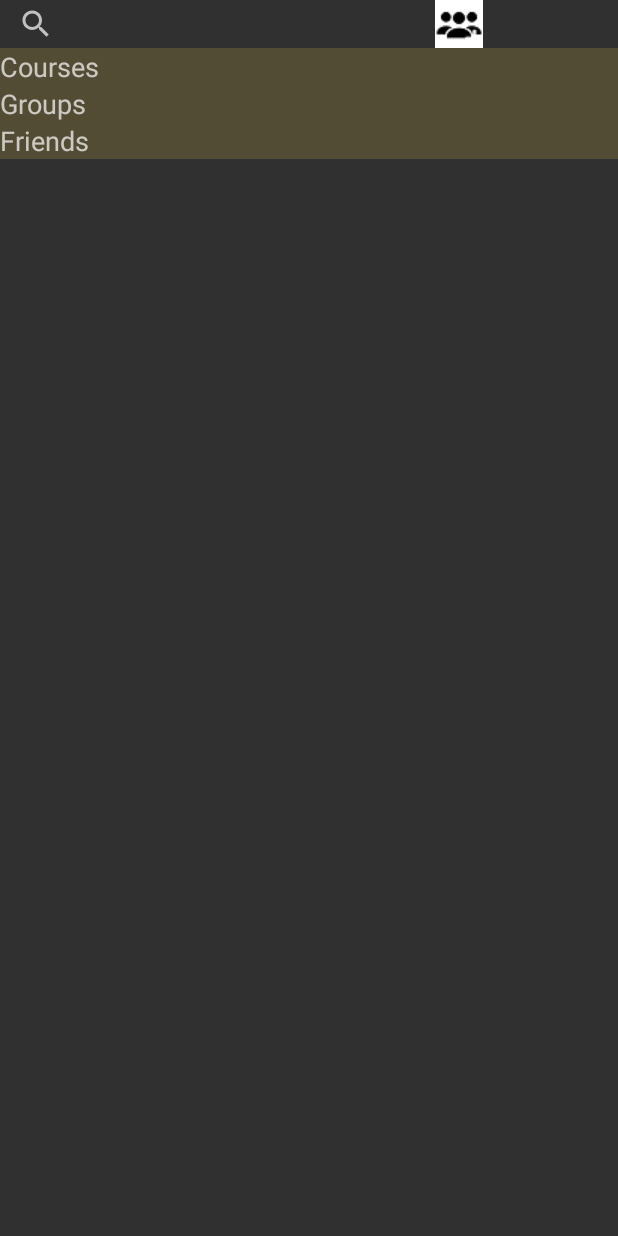
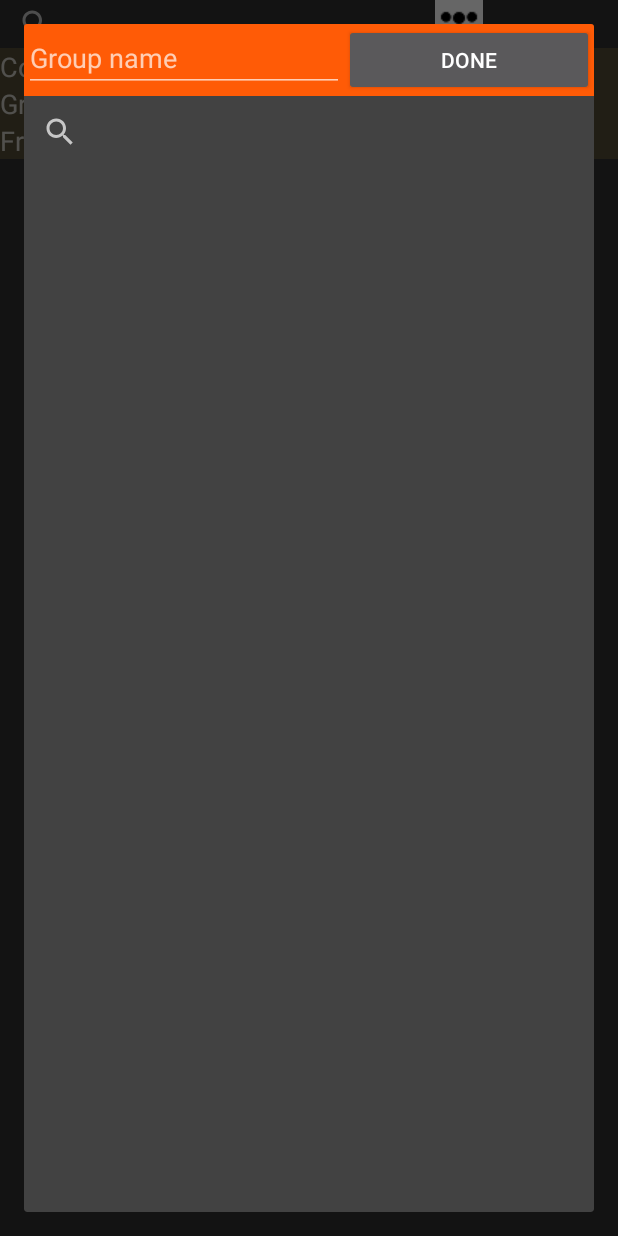
Before and after one commit to WhatsEmo/Uni, an Android app: the fragment SocialFragment shown on its own in the app's theme, after a tap on an icon or button, on a phone screen of 412 x 824 dp. Run offline under Robolectric (Android 15) with nearby library versions, the phone set to English and light mode, and no system bars; our stand-ins replace ButterKnife; libraries missing offline, so code that uses them is left out: com.firebase.client; 3 statements that could not run were skipped.

Commit message:
More adding group stuff

```diff
--- a/app/src/main/java/com/example/whatsemo/classmates/adapter/FriendAdapter.java
+++ b/app/src/main/java/com/example/whatsemo/classmates/adapter/FriendAdapter.java
@@ -18,6 +18,10 @@ import java.util.ArrayList;
  * Created by WhatsEmo on 4/29/2016.
  */
 public class FriendAdapter extends RecyclerView.Adapter<FriendAdapter.ViewHolder> {
+    private static final int SOCIAL_FRAGMENT_ADAPTER = 0;
+    private static final int ADD_FRIENDS_TO_GROUP_ADATPER = 1;
+
+    private int adapterMode;
     private User appUser;
     private ArrayList<Friend> mDataset;
     private Context mContext;
@@ -36,10 +40,11 @@ public class FriendAdapter extends RecyclerView.Adapter<FriendAdapter.ViewHolder
     }
 
     // Provide a suitable constructor (depends on the kind of dataset)
-    public FriendAdapter(ArrayList<Friend> myDataset, Context context, User user) {
+    public FriendAdapter(ArrayList<Friend> myDataset, Context context, User user, int mode) {
         mContext = context;
         mDataset = new ArrayList<>(myDataset);
         appUser = user;
+        adapterMode = mode;
     }
 
     // Create new views (invoked by the layout manager)
@@ -63,7 +68,12 @@ public class FriendAdapter extends RecyclerView.Adapter<FriendAdapter.ViewHolder
         holder.layout.setOnClickListener(new View.OnClickListener() {
             @Override
             public void onClick(View v) {
-                friend.openChatActivity(mContext, appUser);
+                if(adapterMode == SOCIAL_FRAGMENT_ADAPTER){
+                    friend.openChatActivity(mContext, appUser);
+                }
+                else if (adapterMode == ADD_FRIENDS_TO_GROUP_ADATPER){
+                    friend.addToGroup(mContext);
+                }
             }
         });
 
--- a/app/src/main/java/com/example/whatsemo/classmates/fragment/NewGroupFragment.java
+++ b/app/src/main/java/com/example/whatsemo/classmates/fragment/NewGroupFragment.java
@@ -1,10 +1,54 @@
 package com.example.whatsemo.classmates.fragment;
 
 import android.app.DialogFragment;
+import android.os.Bundle;
+import android.support.annotation.Nullable;
+import android.support.v7.widget.RecyclerView;
+import android.view.LayoutInflater;
+import android.view.View;
+import android.view.ViewGroup;
+import android.widget.EditText;
+import android.widget.SearchView;
+
+import com.example.whatsemo.classmates.R;
+
+import butterknife.Bind;
+import butterknife.ButterKnife;
+import butterknife.OnClick;
 
 /**
  * Created by marcelo on 5/13/2016.
  */
 public class NewGroupFragment extends DialogFragment {
 
+    @Bind(R.id.new_group_name)
+    EditText newGroupName;
+
+    @Bind(R.id.search_members)
+    SearchView searchView;
+
+    @Bind(R.id.friends_result_view)
+    RecyclerView recyclerView;
+
+    public NewGroupFragment(){
+        // Required empty public constructor
+    }
+
+    public static NewGroupFragment newInstance() {
+        Bundle args = new Bundle();
+        NewGroupFragment fragment = new NewGroupFragment();
+        fragment.setArguments(args);
+        return fragment;
+    }
+
+    @Override
+    public void onCreate(Bundle savedInstanceState) {
+        super.onCreate(savedInstanceState);
+    }
+
+    @Override
+    public View onCreateView(LayoutInflater inflater, ViewGroup container, Bundle savedInstanceState) {
+        View view = inflater.inflate(R.layout.new_group_layout, container, false);
+        return view;
+    }
 }
--- a/app/src/main/java/com/example/whatsemo/classmates/fragment/SocialFragment.java
+++ b/app/src/main/java/com/example/whatsemo/classmates/fragment/SocialFragment.java
@@ -4,6 +4,7 @@ import android.content.Context;
 import android.net.Uri;
 import android.os.Bundle;
 import android.support.v4.app.Fragment;
+import android.app.FragmentManager;
 import android.support.v7.widget.LinearLayoutManager;
 import android.support.v7.widget.RecyclerView;
 import android.support.v7.widget.SearchView;
@@ -70,7 +71,9 @@ public class SocialFragment extends Fragment {
 
     @OnClick(R.id.new_group_icon)
     public void startGroupDialog(){
-
+        FragmentManager fm = getActivity().getFragmentManager();
+        NewGroupFragment newGroupFragment = new NewGroupFragment();
+        newGroupFragment.show(fm, "group_fragment");
     }
 
     private static final String ARG_PAGE = "param2";
@@ -329,7 +332,7 @@ public class SocialFragment extends Fragment {
         friendRecyclerView.setLayoutManager(friendsLayoutManager);
 
         // specify an adapter
-        friendsAdapter = new FriendAdapter(userFriends, getActivity(), appUser);
+        friendsAdapter = new FriendAdapter(userFriends, getActivity(), appUser, 0);
         friendRecyclerView.setAdapter(friendsAdapter);
 
         /*
--- a/app/src/main/java/com/example/whatsemo/classmates/model/Friend.java
+++ b/app/src/main/java/com/example/whatsemo/classmates/model/Friend.java
@@ -67,6 +67,8 @@ public class Friend extends DatabaseObject{
         context.startActivity(startProfileActivity);
     }
 
+    public void addToGroup(Context context){}
+
     @Override
     public boolean equals(Object o) {
         if(o == this) return true;
--- a/app/src/main/res/layout/new_group_layout.xml
+++ b/app/src/main/res/layout/new_group_layout.xml
@@ -1,6 +1,66 @@
 <?xml version="1.0" encoding="utf-8"?>
-<LinearLayout xmlns:android="http://schemas.android.com/apk/res/android"
+<RelativeLayout xmlns:android="http://schemas.android.com/apk/res/android"
     android:orientation="vertical" android:layout_width="match_parent"
     android:layout_height="match_parent">
 
-</LinearLayout>
+    <RelativeLayout
+        android:layout_width="match_parent"
+        android:layout_height="match_parent"
+        android:id="@+id/friends_result_layout"
+        android:layout_below="@+id/linearLayout"
+        android:layout_alignParentLeft="true"
+        android:layout_alignParentStart="true">
+
+        <android.support.v7.widget.RecyclerView
+            android:layout_width="match_parent"
+            android:layout_height="match_parent"
+            android:id="@+id/friends_result_view"
+            android:layout_below="@+id/search_members"
+            android:layout_alignParentLeft="true"
+            android:layout_alignParentStart="true">
+        </android.support.v7.widget.RecyclerView>
+
+        <SearchView
+            android:layout_width="wrap_content"
+            android:layout_height="wrap_content"
+            android:id="@+id/search_members"
+            android:layout_alignParentTop="true"
+            android:layout_alignParentLeft="true"
+            android:layout_alignParentStart="true" />
+
+    </RelativeLayout>
+
+    <LinearLayout
+        android:orientation="horizontal"
+        android:layout_width="match_parent"
+        android:layout_height="wrap_content"
+        android:layout_toLeftOf="@+id/new_group_name"
+        android:layout_toStartOf="@+id/new_group_name"
+        android:layout_alignParentTop="true"
+        android:id="@+id/linearLayout"
+        android:background="#FF5B06">
+
+        <EditText
+            android:layout_width="wrap_content"
+            android:layout_height="wrap_content"
+            android:inputType="textPersonName"
+            android:ems="10"
+            android:id="@+id/new_group_name"
+            android:layout_alignParentTop="true"
+            android:layout_centerHorizontal="true"
+            android:hint="Group name"
+            android:textColor="#ffffff" />
+
+        <Button
+            android:layout_width="match_parent"
+            android:layout_height="wrap_content"
+            android:text="DONE"
+            android:id="@+id/confirm_group_button"
+            android:layout_above="@+id/friends_result_layout"
+            android:layout_alignParentRight="true"
+            android:layout_alignParentEnd="true"
+            android:layout_toRightOf="@+id/new_group_name"
+            android:layout_toEndOf="@+id/new_group_name" />
+    </LinearLayout>
+
+</RelativeLayout>
```
